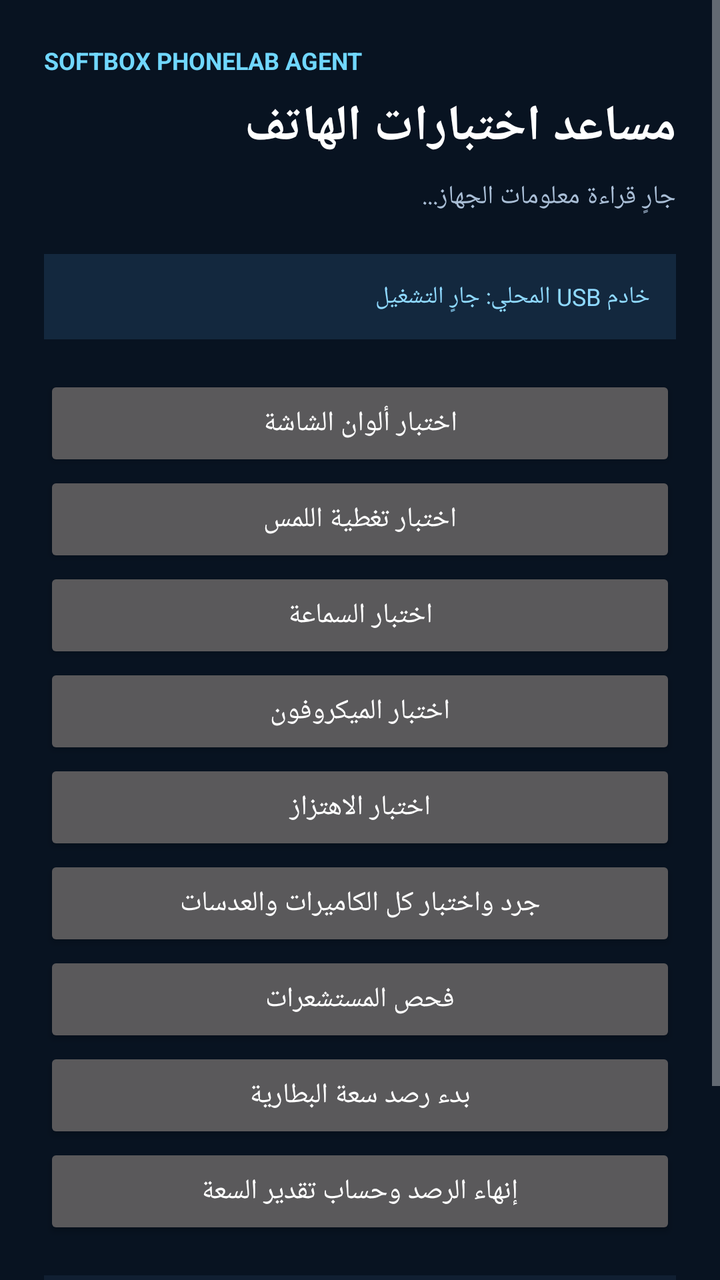
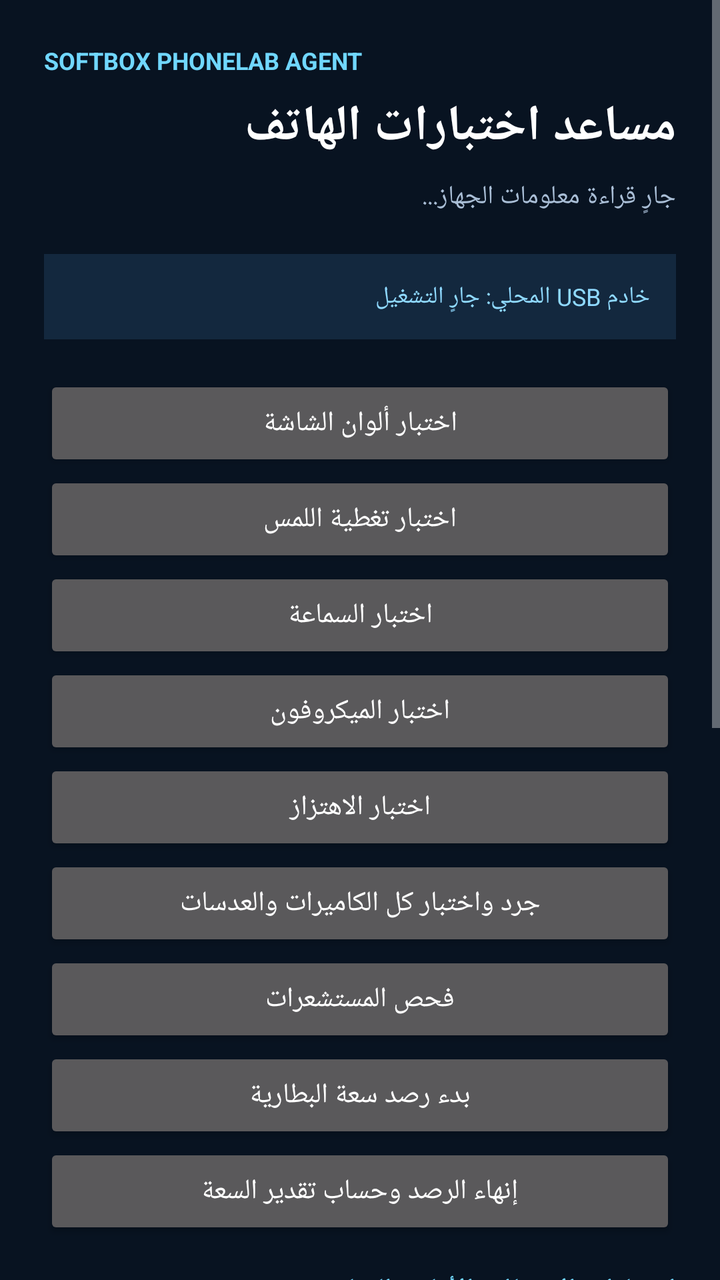

Before-and-after screenshots of an Android layout around one commit, followed by the original layout XML and the change that was made.
<!-- AndroidManifest.xml: application theme android:Theme.Material.NoActionBar -->
<!-- res/layout/activity_main.xml -->
<?xml version="1.0" encoding="utf-8"?>
<ScrollView xmlns:android="http://schemas.android.com/apk/res/android"
    android:layout_width="match_parent"
    android:layout_height="match_parent"
    android:background="#081321"
    android:fillViewport="true">
    <LinearLayout
        android:layout_width="match_parent"
        android:layout_height="wrap_content"
        android:orientation="vertical"
        android:padding="22dp">
        <TextView android:layout_width="match_parent" android:layout_height="wrap_content"
            android:text="SOFTBOX PHONELAB AGENT" android:textColor="#70D7FF"
            android:textSize="12sp" android:textStyle="bold"/>
        <TextView android:layout_width="match_parent" android:layout_height="wrap_content"
            android:text="مساعد اختبارات الهاتف" android:textColor="#FFFFFF"
            android:textSize="25sp" android:textStyle="bold" android:layout_marginTop="8dp"/>
        <TextView android:id="@+id/deviceInfo" android:layout_width="match_parent"
            android:layout_height="wrap_content" android:text="جارٍ قراءة معلومات الجهاز..."
            android:textColor="#A9BED6" android:textSize="13sp" android:layout_marginTop="9dp"
            android:layout_marginBottom="20dp"/>
        <TextView android:id="@+id/bridgeState" android:layout_width="match_parent"
            android:layout_height="wrap_content" android:text="خادم USB المحلي: جارٍ التشغيل"
            android:textColor="#8FD9FF" android:textSize="12sp"
            android:background="#13283E" android:padding="13dp" android:layout_marginBottom="18dp"/>
        <Button android:id="@+id/testDisplay" android:layout_width="match_parent" android:layout_height="wrap_content" android:text="اختبار ألوان الشاشة"/>
        <Button android:id="@+id/testTouch" android:layout_width="match_parent" android:layout_height="wrap_content" android:text="اختبار تغطية اللمس"/>
        <Button android:id="@+id/testSpeaker" android:layout_width="match_parent" android:layout_height="wrap_content" android:text="اختبار السماعة"/>
        <Button android:id="@+id/testMicrophone" android:layout_width="match_parent" android:layout_height="wrap_content" android:text="اختبار الميكروفون"/>
        <Button android:id="@+id/testVibration" android:layout_width="match_parent" android:layout_height="wrap_content" android:text="اختبار الاهتزاز"/>
        <Button android:id="@+id/testCamera" android:layout_width="match_parent" android:layout_height="wrap_content" android:text="جرد واختبار كل الكاميرات والعدسات"/>
        <Button android:id="@+id/testSensors" android:layout_width="match_parent" android:layout_height="wrap_content" android:text="فحص المستشعرات"/>
        <Button android:id="@+id/startBatteryCapacity" android:layout_width="match_parent" android:layout_height="wrap_content" android:text="بدء رصد سعة البطارية"/>
        <Button android:id="@+id/finishBatteryCapacity" android:layout_width="match_parent" android:layout_height="wrap_content" android:text="إنهاء الرصد وحساب تقدير السعة"/>
        <TextView android:id="@+id/results" android:layout_width="match_parent"
            android:layout_height="wrap_content" android:text="نتائج الاختبارات ستظهر هنا."
            android:textColor="#D9E7F6" android:textSize="12sp"
            android:background="#101F32" android:padding="15dp" android:layout_marginTop="18dp"/>
        <TextView android:layout_width="match_parent" android:layout_height="wrap_content"
            android:text="اترك التطبيق مفتوحًا أثناء مزامنة النتائج مع برنامج Windows. الاتصال محلي عبر USB ولا يرفع بياناتك إلى الإنترنت."
            android:textColor="#7891AD" android:textSize="11sp" android:layout_marginTop="18dp"/>
    </LinearLayout>
</ScrollView>
<!-- resources referenced by this layout -->
<resources>

</resources>

<!-- the commit's change to res/layout/activity_main.xml (unified diff, before → after) -->
@@ -32,6 +32,14 @@
         <Button android:id="@+id/testSensors" android:layout_width="match_parent" android:layout_height="wrap_content" android:text="فحص المستشعرات"/>
         <Button android:id="@+id/startBatteryCapacity" android:layout_width="match_parent" android:layout_height="wrap_content" android:text="بدء رصد سعة البطارية"/>
         <Button android:id="@+id/finishBatteryCapacity" android:layout_width="match_parent" android:layout_height="wrap_content" android:text="إنهاء الرصد وحساب تقدير السعة"/>
+        <TextView android:layout_width="match_parent" android:layout_height="wrap_content" android:text="اختبارات الاتصال والأمان والعتاد" android:textColor="#70D7FF" android:textStyle="bold" android:layout_marginTop="16dp"/>
+        <Button android:id="@+id/testBluetooth" android:layout_width="match_parent" android:layout_height="wrap_content" android:text="اختبار Bluetooth والاقتران اليدوي"/>
+        <Button android:id="@+id/testWifi" android:layout_width="match_parent" android:layout_height="wrap_content" android:text="اختبار Wi-Fi والاتصال"/>
+        <Button android:id="@+id/testNfc" android:layout_width="match_parent" android:layout_height="wrap_content" android:text="اختبار قراءة NFC بوسم فعلي"/>
+        <Button android:id="@+id/testGps" android:layout_width="match_parent" android:layout_height="wrap_content" android:text="اختبار استقبال GPS فعلي"/>
+        <Button android:id="@+id/testFingerprint" android:layout_width="match_parent" android:layout_height="wrap_content" android:text="اختبار مصادقة مستشعر البصمة"/>
+        <Button android:id="@+id/testButtons" android:layout_width="match_parent" android:layout_height="wrap_content" android:text="اختبار أزرار رفع وخفض الصوت"/>
+        <Button android:id="@+id/testSim" android:layout_width="match_parent" android:layout_height="wrap_content" android:text="قراءة حالة SIM بشكل آمن"/>
         <TextView android:id="@+id/results" android:layout_width="match_parent"
             android:layout_height="wrap_content" android:text="نتائج الاختبارات ستظهر هنا."
             android:textColor="#D9E7F6" android:textSize="12sp"
